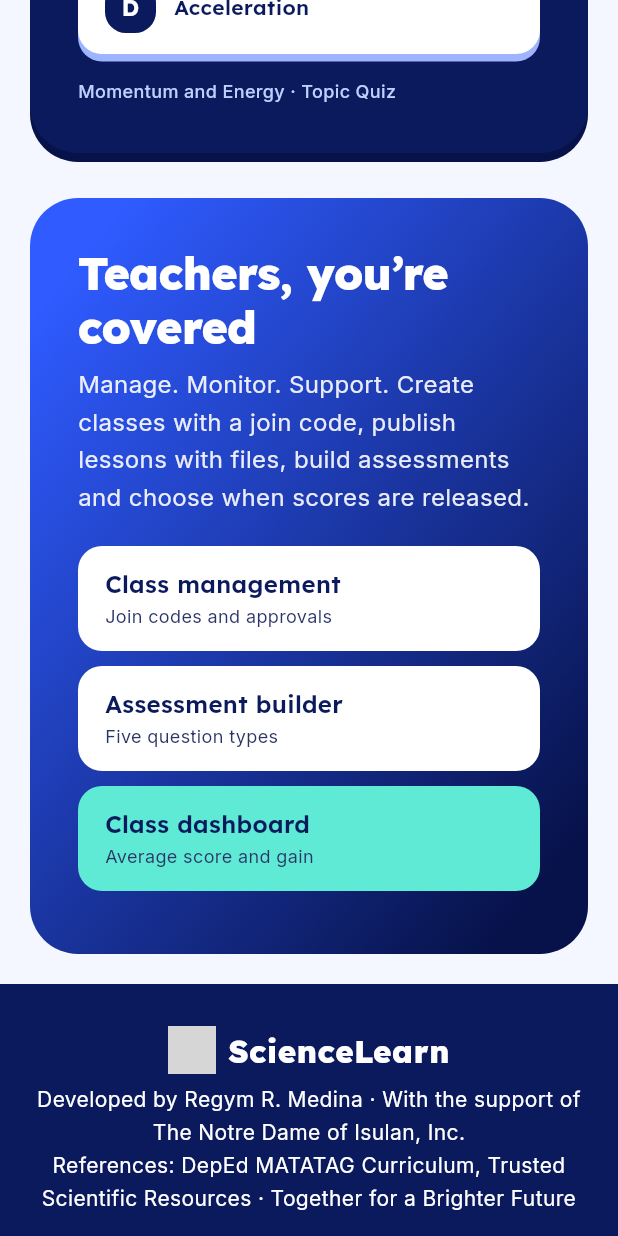
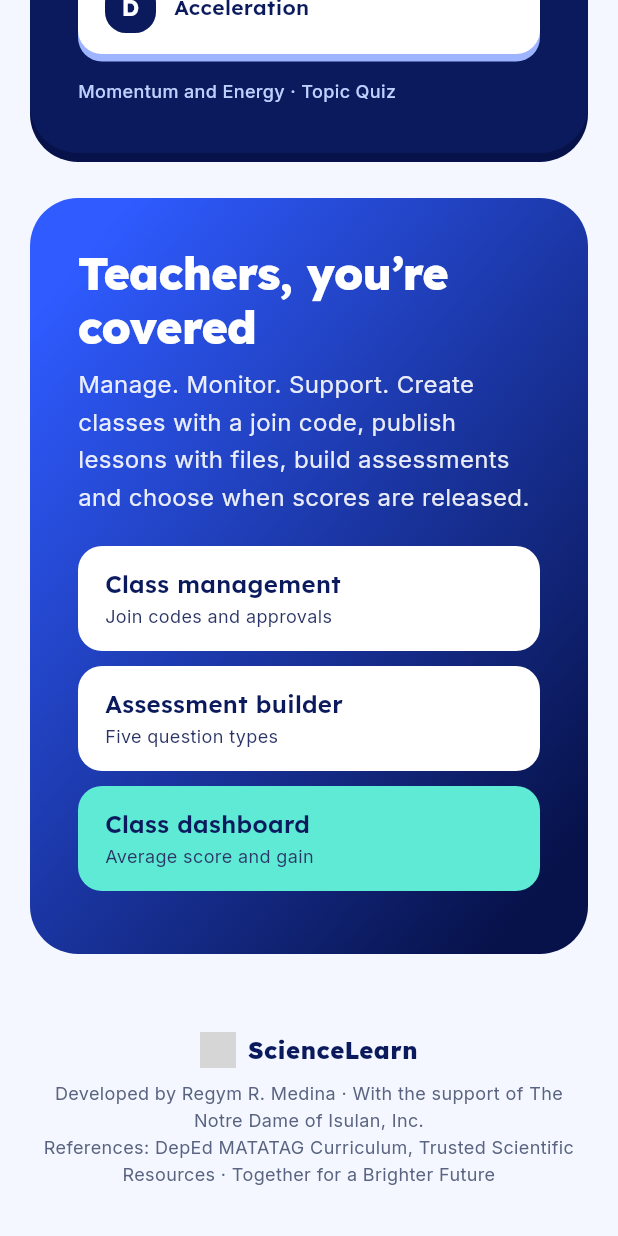
Before and after one commit to BLACXIIV/sciencelearn, a Flutter app: the screen it shows after launch, scrolled down 2782 dp, on a phone screen of 412 x 824 dp. Run offline on Flutter 3.47's test engine with Material 3 defaults, Android fonts, the phone set to English and light mode, and no system bars; our stand-ins replace cached_network_image, flutter_riverpod, flutter_svg, go_router, google_fonts, lucide_icons_flutter and 1 more; missing offline and left inert: file_selector; accounts and stored records are empty; grey boxes are pictures that could not be loaded.

Commit message:
Slim the landing footer to match web
Generated with [Devin](https://devin.ai)

Co-Authored-By: Devin <158243242+devin-ai-integration[bot]@users.noreply.github.com>

```diff
--- a/mobile/lib/features/landing/landing_screen.dart
+++ b/mobile/lib/features/landing/landing_screen.dart
@@ -426,26 +426,25 @@ class LandingScreen extends StatelessWidget {
 
   // ---- 6 · footer ----
 
-  Widget _footer() => Container(
-        color: DSColors.navy,
-        padding: const EdgeInsets.symmetric(horizontal: 20, vertical: 28),
+  Widget _footer() => Padding(
+        padding: const EdgeInsets.symmetric(
+            horizontal: DSSpacing.gutter, vertical: DSSpacing.s6),
         child: Column(children: [
           Row(mainAxisAlignment: MainAxisAlignment.center, children: [
-            const _LogoMark(32),
+            const _LogoMark(24),
             const SizedBox(width: 8),
             Flexible(
               child: Text('ScienceLearn',
                   overflow: TextOverflow.ellipsis,
-                  style: DSText.h3.copyWith(color: DSColors.surface)),
+                  style: DSText.title.copyWith(fontWeight: FontWeight.w800)),
             ),
           ]),
-          const SizedBox(height: 6),
+          const SizedBox(height: 8),
           Text(
             'Developed by Regym R. Medina · With the support of The Notre Dame of Isulan, Inc.\n'
             'References: DepEd MATATAG Curriculum, Trusted Scientific Resources · Together for a Brighter Future',
             textAlign: TextAlign.center,
-            style:
-                DSText.bodySm.copyWith(color: DSColors.surface, height: 1.55),
+            style: DSText.caption.copyWith(color: DSColors.muted),
           ),
         ]),
       );
```
